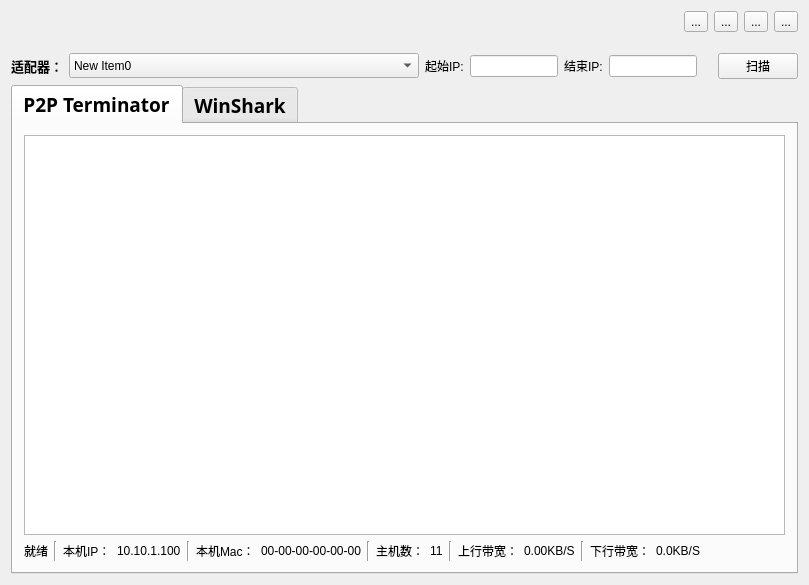
Alex278/SnifferToolServer, file widget.ui: the form before one commit.
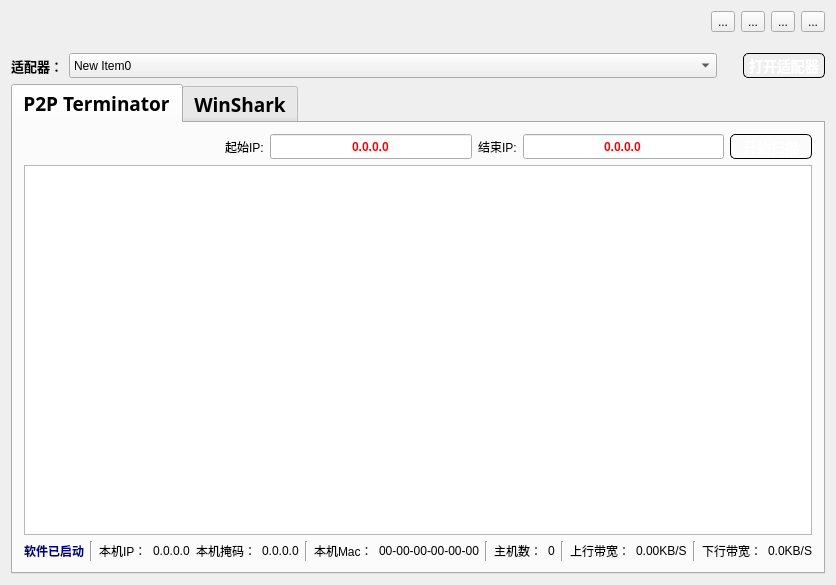
The form after the commit.

```diff
--- a/widget.ui
+++ b/widget.ui
@@ -35,12 +35,10 @@
     color: #000000;
 }</string>
   </property>
-  <layout class="QGridLayout" name="gridLayout">
+  <layout class="QGridLayout" name="gridLayout_3">
    <item row="0" column="0">
     <layout class="QVBoxLayout" name="verticalLayout_2">
      <item>
-      <layout class="QVBoxLayout" name="verticalLayout">
-       <item>
         <layout class="QHBoxLayout" name="horizontalLayout_2">
          <item>
           <widget class="QLabel" name="titleLabel">
@@ -113,7 +111,7 @@
         </spacer>
        </item>
        <item>
-        <layout class="QHBoxLayout" name="horizontalLayout_3">
+      <layout class="QHBoxLayout" name="horizontalLayout_4">
          <item>
           <widget class="QLabel" name="label">
            <property name="font">
@@ -130,9 +128,9 @@
           </widget>
          </item>
          <item>
-          <widget class="QComboBox" name="adapterComboBox">
+        <widget class="QComboBox" name="ComboBoxAdapter">
            <property name="sizePolicy">
-            <sizepolicy hsizetype="Expanding" vsizetype="Fixed">
+          <sizepolicy hsizetype="Expanding" vsizetype="Preferred">
              <horstretch>0</horstretch>
              <verstretch>0</verstretch>
             </sizepolicy>
@@ -161,6 +159,100 @@
           </widget>
          </item>
          <item>
+        <spacer name="horizontalSpacer_3">
+         <property name="orientation">
+          <enum>Qt::Horizontal</enum>
+         </property>
+         <property name="sizeType">
+          <enum>QSizePolicy::Fixed</enum>
+         </property>
+         <property name="sizeHint" stdset="0">
+          <size>
+           <width>20</width>
+           <height>20</height>
+          </size>
+         </property>
+        </spacer>
+       </item>
+       <item>
+        <widget class="QPushButton" name="pushButtonOpenAdapter">
+         <property name="sizePolicy">
+          <sizepolicy hsizetype="Minimum" vsizetype="Preferred">
+           <horstretch>0</horstretch>
+           <verstretch>0</verstretch>
+          </sizepolicy>
+         </property>
+         <property name="styleSheet">
+          <string notr="true">QPushButton {
+    border: 1px solid #000000;
+    border-radius: 5px;
+    background-color: qlineargradient(x1: 0, y1: 0, x2: 0, y2: 1,
+                                   stop: 0 #dedede, stop: 0.5 #434343,
+                                   stop: 0.51 #000000, stop: 1 #656a6d);
+    color: #FFFFFF;
+    font: bold 14px;
+    min-width: 80px;
+}
+
+QPushButton:pressed {
+    background-color: qlineargradient(x1: 0, y1: 0, x2: 0, y2: 1,
+                                   stop: 0 #cfcccc, stop: 0.5 #333232,
+                                   stop: 0.51 #000000, stop: 1 #585c5f);
+    color: #00CC00;
+}
+ 
+QPushButton:flat {
+    border: none;
+}</string>
+         </property>
+         <property name="text">
+          <string>打开适配器</string>
+         </property>
+        </widget>
+       </item>
+      </layout>
+     </item>
+    </layout>
+   </item>
+   <item row="1" column="0">
+    <widget class="QTabWidget" name="tabWidget">
+     <property name="font">
+      <font>
+       <family>Aharoni</family>
+       <pointsize>14</pointsize>
+       <weight>75</weight>
+       <bold>true</bold>
+      </font>
+     </property>
+     <property name="currentIndex">
+      <number>0</number>
+     </property>
+     <widget class="QWidget" name="tab0">
+      <attribute name="title">
+       <string>P2P Terminator</string>
+      </attribute>
+      <layout class="QGridLayout" name="gridLayout_2">
+       <item row="0" column="0">
+        <layout class="QVBoxLayout" name="verticalLayout">
+         <item>
+          <layout class="QHBoxLayout" name="horizontalLayout_3">
+           <item>
+            <spacer name="horizontalSpacer_2">
+             <property name="orientation">
+              <enum>Qt::Horizontal</enum>
+             </property>
+             <property name="sizeType">
+              <enum>QSizePolicy::Expanding</enum>
+             </property>
+             <property name="sizeHint" stdset="0">
+              <size>
+               <width>15</width>
+               <height>20</height>
+              </size>
+             </property>
+            </spacer>
+           </item>
+           <item>
           <widget class="QLabel" name="label_2">
            <property name="text">
             <string>起始IP:</string>
@@ -169,12 +261,30 @@
          </item>
          <item>
           <widget class="QLineEdit" name="lineEditIPStart">
+             <property name="minimumSize">
+              <size>
+               <width>0</width>
+               <height>25</height>
+              </size>
+             </property>
            <property name="maximumSize">
             <size>
-             <width>180</width>
+               <width>240</width>
              <height>16777215</height>
             </size>
            </property>
+             <property name="styleSheet">
+              <string notr="true">QLineEdit{
+	color: rgb(255, 0, 0);
+	font: bold 12px;
+}</string>
+             </property>
+             <property name="text">
+              <string>0.0.0.0</string>
+             </property>
+             <property name="alignment">
+              <set>Qt::AlignCenter</set>
+             </property>
           </widget>
          </item>
          <item>
@@ -186,66 +296,83 @@
          </item>
          <item>
           <widget class="QLineEdit" name="lineEditIPEnd">
+             <property name="sizePolicy">
+              <sizepolicy hsizetype="Expanding" vsizetype="Preferred">
+               <horstretch>0</horstretch>
+               <verstretch>0</verstretch>
+              </sizepolicy>
+             </property>
+             <property name="minimumSize">
+              <size>
+               <width>0</width>
+               <height>25</height>
+              </size>
+             </property>
            <property name="maximumSize">
             <size>
-             <width>180</width>
+               <width>240</width>
              <height>16777215</height>
             </size>
            </property>
-          </widget>
-         </item>
-         <item>
-          <spacer name="horizontalSpacer_2">
-           <property name="orientation">
-            <enum>Qt::Horizontal</enum>
-           </property>
-           <property name="sizeType">
-            <enum>QSizePolicy::Fixed</enum>
-           </property>
-           <property name="sizeHint" stdset="0">
-            <size>
-             <width>15</width>
-             <height>20</height>
-            </size>
-           </property>
-          </spacer>
-         </item>
+             <property name="styleSheet">
+              <string notr="true">QLineEdit{
+	color: rgb(255, 0, 0);
+	font: bold 12px;
+}</string>
+             </property>
+             <property name="text">
+              <string>0.0.0.0</string>
+             </property>
+             <property name="alignment">
+              <set>Qt::AlignCenter</set>
+             </property>
+            </widget>
+           </item>
          <item>
           <widget class="QPushButton" name="pushButton">
+             <property name="sizePolicy">
+              <sizepolicy hsizetype="Minimum" vsizetype="Preferred">
+               <horstretch>0</horstretch>
+               <verstretch>0</verstretch>
+              </sizepolicy>
+             </property>
            <property name="maximumSize">
             <size>
              <width>80</width>
              <height>16777215</height>
             </size>
            </property>
+             <property name="styleSheet">
+              <string notr="true">QPushButton {
+    border: 1px solid #000000;
+    border-radius: 5px;
+    background-color: qlineargradient(x1: 0, y1: 0, x2: 0, y2: 1,
+                                   stop: 0 #dedede, stop: 0.5 #434343,
+                                   stop: 0.51 #000000, stop: 1 #656a6d);
+    color: #FFFFFF;
+    font:  14px;
+    min-width: 80px;
+}
+
+QPushButton:pressed {
+    background-color: qlineargradient(x1: 0, y1: 0, x2: 0, y2: 1,
+                                   stop: 0 #cfcccc, stop: 0.5 #333232,
+                                   stop: 0.51 #000000, stop: 1 #585c5f);
+    color: #00CC00;
+}
+ 
+QPushButton:flat {
+    border: none;
+}</string>
+             </property>
            <property name="text">
-            <string>扫描</string>
+              <string>开始扫描</string>
            </property>
           </widget>
          </item>
         </layout>
        </item>
-      </layout>
-     </item>
      <item>
-      <widget class="QTabWidget" name="tabWidget">
-       <property name="font">
-        <font>
-         <family>Aharoni</family>
-         <pointsize>14</pointsize>
-         <weight>75</weight>
-         <bold>true</bold>
-        </font>
-       </property>
-       <property name="currentIndex">
-        <number>0</number>
-       </property>
-       <widget class="QWidget" name="tab0">
-        <attribute name="title">
-         <string>P2P Terminator</string>
-        </attribute>
-        <layout class="QGridLayout" name="gridLayout_4">
-         <item row="0" column="0">
           <layout class="QVBoxLayout" name="verticalLayout_5">
            <item>
             <widget class="QTableWidget" name="tableWidget"/>
@@ -262,8 +389,15 @@
                    <height>40</height>
                   </size>
                  </property>
+                 <property name="styleSheet">
+                  <string notr="true">QLabel{
+	
+	color: rgb(0, 0, 127);
+	font:bold;
+}</string>
+                 </property>
                  <property name="text">
-                  <string>就绪</string>
+                  <string>软件已启动</string>
                  </property>
                 </widget>
                </item>
@@ -305,7 +439,33 @@
                   </size>
                  </property>
                  <property name="text">
-                  <string>10.10.1.100</string>
+                  <string>0.0.0.0</string>
+                 </property>
+                </widget>
+               </item>
+               <item>
+                <widget class="QLabel" name="label_10">
+                 <property name="maximumSize">
+                  <size>
+                   <width>16777215</width>
+                   <height>40</height>
+                  </size>
+                 </property>
+                 <property name="text">
+                  <string>本机掩码：</string>
+                 </property>
+                </widget>
+               </item>
+               <item>
+                <widget class="QLabel" name="labelHostNetmask">
+                 <property name="maximumSize">
+                  <size>
+                   <width>16777215</width>
+                   <height>40</height>
+                  </size>
+                 </property>
+                 <property name="text">
+                  <string>0.0.0.0</string>
                  </property>
                 </widget>
                </item>
@@ -377,7 +537,7 @@
                   </size>
                  </property>
                  <property name="text">
-                  <string>11</string>
+                  <string>0</string>
                  </property>
                 </widget>
                </item>
@@ -473,12 +633,14 @@
           </layout>
          </item>
         </layout>
+       </item>
+      </layout>
        </widget>
        <widget class="QWidget" name="tab1">
         <attribute name="title">
          <string>WinShark</string>
         </attribute>
-        <layout class="QGridLayout" name="gridLayout_5">
+      <layout class="QGridLayout" name="gridLayout">
          <item row="0" column="0">
           <layout class="QVBoxLayout" name="verticalLayout_6">
            <item>
@@ -676,8 +838,6 @@
         </layout>
        </widget>
       </widget>
-     </item>
-    </layout>
    </item>
   </layout>
  </widget>
```
Left out of the diff: 10 changed lines with no effect on the pictures. Lines whose indentation alone changed are shown as unchanged.
